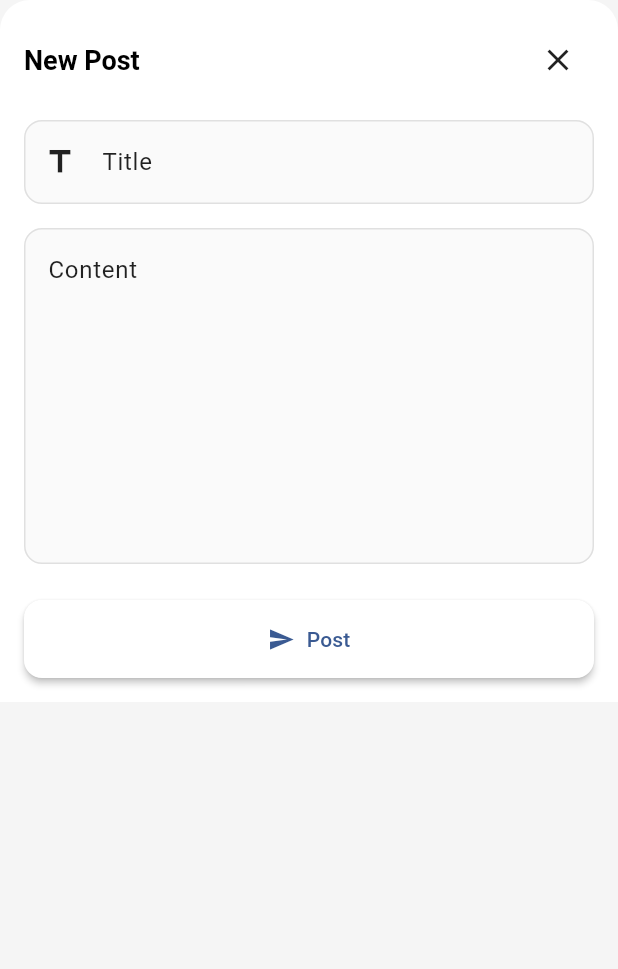
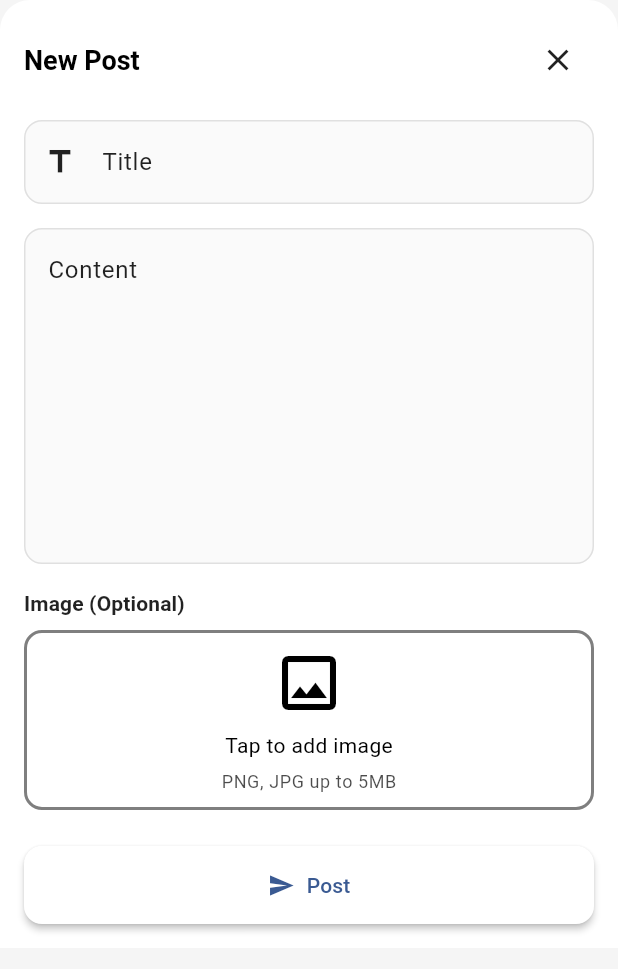
Before and after one commit to Mahmoud123Rashad/Shark-Stage, a Flutter app: the AddPostDialog widget shown alone on an empty page, opened directly, on a phone screen of 412 x 824 dp. Shown: the top 969 px of the screen. Run offline on Flutter 3.47's test engine with Material 3 defaults, Android fonts, the phone set to English and light mode, and no system bars; our stand-ins replace firebase_core, fl_chart, google_sign_in, image_picker, shared_preferences, socket_io_client; accounts and stored records are empty; network calls fail; Roboto replaces fonts that are missing (Poppins).

Commit message:
Add image upload functionality to blog posts
- Implemented image selection and validation in AddPostDialog.
- Updated BlogService to handle image uploads using multipart requests.
- Enhanced BlogPostCard to display uploaded images if available.
- Added a floating action button in BlogScreen for creating new posts.

```diff
--- a/lib/main.dart
+++ b/lib/main.dart
@@ -7,9 +7,9 @@ import 'theme/theme_provider.dart';
 import 'screens/login/login_screen.dart';
 import 'screens/splash_screen.dart';
 
-// const _defaultApiBase = 'http://192.168.1.3:5000';
+const _defaultApiBase = 'http://192.168.1.3:5000';
 // const _defaultApiBase = 'https://sharkserver-production.up.railway.app';
-const _defaultApiBase = 'https://sharkstage-server.onrender.com/';
+// const _defaultApiBase = 'https://sharkstage-server.onrender.com/';
 final GlobalKey<NavigatorState> _appNavigatorKey = GlobalKey<NavigatorState>();
 
 Future<void> main() async {
--- a/lib/screens/blog/add_post_dialog.dart
+++ b/lib/screens/blog/add_post_dialog.dart
@@ -1,4 +1,6 @@
+import 'dart:io';
 import 'package:flutter/material.dart';
+import 'package:image_picker/image_picker.dart';
 import '../../services/blog_service.dart';
 
 class AddPostDialog extends StatefulWidget {
@@ -12,6 +14,8 @@ class _AddPostDialogState extends State<AddPostDialog> {
   final _formKey = GlobalKey<FormState>();
   final _titleController = TextEditingController();
   final _contentController = TextEditingController();
+  final _imagePicker = ImagePicker();
+  File? _selectedImage;
   bool _isSubmitting = false;
 
   @override
@@ -19,6 +23,52 @@ class _AddPostDialogState extends State<AddPostDialog> {
     _titleController.dispose();
     _contentController.dispose();
     super.dispose();
+  }
+
+  Future<void> _pickImage() async {
+    try {
+      final XFile? pickedFile = await _imagePicker.pickImage(
+        source: ImageSource.gallery,
+        imageQuality: 85,
+      );
+
+      if (pickedFile != null) {
+        final file = File(pickedFile.path);
+
+        // التحقق من حجم الصورة (أقل من 5MB)
+        final fileSize = await file.length();
+        if (fileSize > 5 * 1024 * 1024) {
+          if (mounted) {
+            ScaffoldMessenger.of(context).showSnackBar(
+              const SnackBar(
+                content: Text('Image size should be less than 5MB'),
+                backgroundColor: Colors.red,
+              ),
+            );
+          }
+          return;
+        }
+
+        setState(() {
+          _selectedImage = file;
+        });
+      }
+    } catch (e) {
+      if (mounted) {
+        ScaffoldMessenger.of(context).showSnackBar(
+          SnackBar(
+            content: Text('Error picking image: $e'),
+            backgroundColor: Colors.red,
+          ),
+        );
+      }
+    }
+  }
+
+  void _removeImage() {
+    setState(() {
+      _selectedImage = null;
+    });
   }
 
   Future<void> _submit() async {
@@ -30,6 +80,7 @@ class _AddPostDialogState extends State<AddPostDialog> {
       final result = await BlogService.addPost(
         title: _titleController.text.trim(),
         content: _contentController.text.trim(),
+        image: _selectedImage,
       );
 
       if (result != null && mounted) {
@@ -135,6 +186,83 @@ class _AddPostDialogState extends State<AddPostDialog> {
               },
               textCapitalization: TextCapitalization.sentences,
             ),
+            const SizedBox(height: 16),
+            // Image Upload Section
+            Text(
+              'Image (Optional)',
+              style: theme.textTheme.labelLarge?.copyWith(
+                fontWeight: FontWeight.w600,
+              ),
+            ),
+            const SizedBox(height: 8),
+            _selectedImage != null
+                ? Stack(
+                    children: [
+                      ClipRRect(
+                        borderRadius: BorderRadius.circular(12),
+                        child: Image.file(
+                          _selectedImage!,
+                          width: double.infinity,
+                          height: 200,
+                          fit: BoxFit.cover,
+                        ),
+                      ),
+                      Positioned(
+                        top: 8,
+                        right: 8,
+                        child: Material(
+                          color: Colors.red,
+                          shape: const CircleBorder(),
+                          child: IconButton(
+                            icon: const Icon(Icons.close, color: Colors.white),
+                            onPressed: _removeImage,
+                            tooltip: 'Remove image',
+                          ),
+                        ),
+                      ),
+                    ],
+                  )
+                : InkWell(
+                    onTap: _pickImage,
+                    borderRadius: BorderRadius.circular(12),
+                    child: Container(
+                      width: double.infinity,
+                      height: 120,
+                      decoration: BoxDecoration(
+                        border: Border.all(
+                          color: theme.colorScheme.outline.withOpacity(0.5),
+                          style: BorderStyle.solid,
+                          width: 2,
+                        ),
+                        borderRadius: BorderRadius.circular(12),
+                        color: theme.colorScheme.surface,
+                      ),
+                      child: Column(
+                        mainAxisAlignment: MainAxisAlignment.center,
+                        children: [
+                          Icon(
+                            Icons.image_outlined,
+                            size: 48,
+                            color: theme.colorScheme.outline,
+                          ),
+                          const SizedBox(height: 8),
+                          Text(
+                            'Tap to add image',
+                            style: theme.textTheme.bodyMedium?.copyWith(
+                              color: theme.colorScheme.outline,
+                            ),
+                          ),
+                          const SizedBox(height: 4),
+                          Text(
+                            'PNG, JPG up to 5MB',
+                            style: theme.textTheme.bodySmall?.copyWith(
+                              color: theme.colorScheme.outline.withOpacity(0.7),
+                            ),
+                          ),
+                        ],
+                      ),
+                    ),
+                  ),
             const SizedBox(height: 24),
             ElevatedButton.icon(
               onPressed: _isSubmitting ? null : _submit,
--- a/lib/screens/blog/blog_screen.dart
+++ b/lib/screens/blog/blog_screen.dart
@@ -202,6 +202,14 @@ class _BlogScreenState extends State<BlogScreen> {
                         ],
                       ),
                     ),
+      floatingActionButton: _isLoggedIn
+          ? FloatingActionButton.extended(
+              onPressed: _showAddPostDialog,
+              icon: const Icon(Icons.add),
+              label: const Text('New Post'),
+              tooltip: 'Add a new post',
+            )
+          : null,
     );
   }
 }
--- a/lib/services/blog_service.dart
+++ b/lib/services/blog_service.dart
@@ -1,3 +1,4 @@
+import 'dart:io';
 import 'api_service.dart';
 
 class BlogService {
@@ -56,9 +57,27 @@ class BlogService {
   static Future<Map<String, dynamic>?> addPost({
     required String title,
     required String content,
+    File? image,
   }) async {
     try {
-      final response = await ApiService.post(
+      Map<String, dynamic>? response;
+
+      // إذا كانت هناك صورة، استخدم postMultipart
+      if (image != null) {
+        response = await ApiService.postMultipart(
+          'blog/post/add',
+          fields: {
+            'title': title,
+            'content': content,
+          },
+          files: {
+            'image': image,
+          },
+          auth: true,
+        );
+      } else {
+        // إذا لم تكن هناك صورة، استخدم post العادي
+        response = await ApiService.post(
           'blog/post/add',
           body: {
             'title': title,
@@ -66,6 +85,7 @@ class BlogService {
           },
           auth: true,
         );
+      }
 
       if (response['status'] == 201 && response['success'] == true) {
         return response['newPost'] as Map<String, dynamic>?;
```
Also changed, not shown: lib/widgets/blog_post_card.dart (+23 -0 lines). Lines whose indentation alone changed are shown as unchanged.
